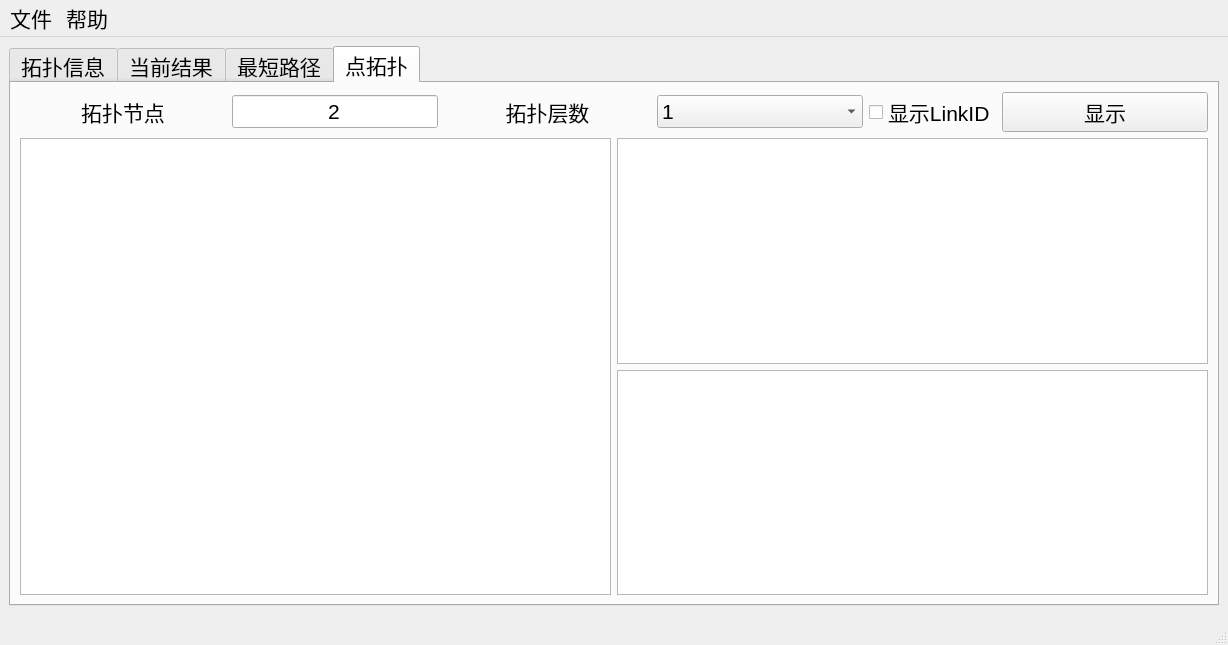
The window that GUI/qkdsim.ui (shenzuzhenwang/QKDSim) describes before a commit, drawn with Qt 5.
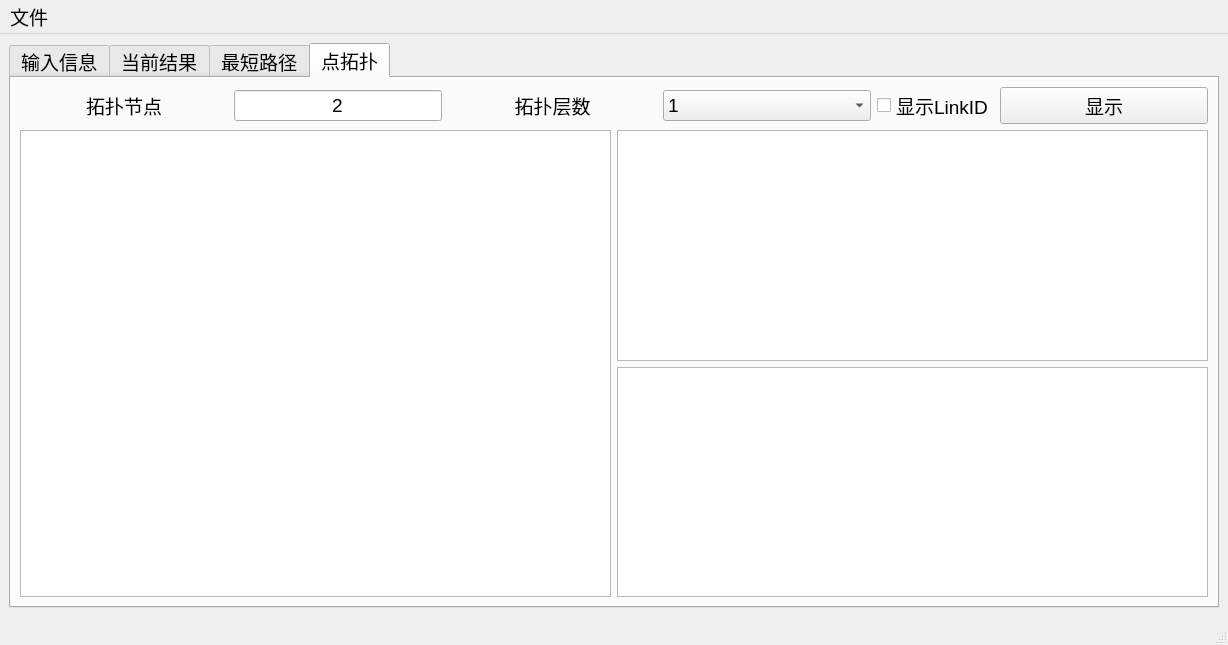
The same window after the commit. The open tabs and pages were chosen to show the change.

```diff
--- a/GUI/qkdsim.ui
+++ b/GUI/qkdsim.ui
@@ -12,7 +12,7 @@
   </property>
   <property name="font">
    <font>
-    <pointsize>16</pointsize>
+    <pointsize>14</pointsize>
    </font>
   </property>
   <property name="windowTitle">
@@ -24,7 +24,7 @@
      <widget class="QTabWidget" name="tabWidget">
       <property name="font">
        <font>
-        <pointsize>16</pointsize>
+        <pointsize>14</pointsize>
        </font>
       </property>
       <property name="currentIndex">
@@ -32,7 +32,7 @@
       </property>
       <widget class="QWidget" name="tab">
        <attribute name="title">
-        <string>拓扑信息</string>
+        <string>输入信息</string>
        </attribute>
        <layout class="QGridLayout" name="gridLayout_4">
         <item row="0" column="2">
@@ -453,6 +453,9 @@
            <layout class="QVBoxLayout" name="verticalLayout_2">
             <item>
              <widget class="QTableWidget" name="tableWidget_node">
+              <attribute name="horizontalHeaderVisible">
+               <bool>false</bool>
+              </attribute>
               <attribute name="verticalHeaderVisible">
                <bool>false</bool>
               </attribute>
@@ -460,6 +463,9 @@
             </item>
             <item>
              <widget class="QTableWidget" name="tableWidget_link">
+              <attribute name="horizontalHeaderVisible">
+               <bool>false</bool>
+              </attribute>
               <attribute name="verticalHeaderVisible">
                <bool>false</bool>
               </attribute>
@@ -481,7 +487,7 @@
      <x>0</x>
      <y>0</y>
      <width>1228</width>
-     <height>32</height>
+     <height>30</height>
     </rect>
    </property>
    <widget class="QMenu" name="menu">
@@ -496,14 +502,7 @@
     <addaction name="separator"/>
     <addaction name="action_exit"/>
    </widget>
-   <widget class="QMenu" name="menu_2">
-    <property name="title">
-     <string>帮助</string>
-    </property>
-    <addaction name="action_qt"/>
-   </widget>
    <addaction name="menu"/>
-   <addaction name="menu_2"/>
   </widget>
   <widget class="QStatusBar" name="statusbar"/>
   <action name="action_open_net">
```
Left out of the diff: 7 changed lines with no effect on the pictures.
